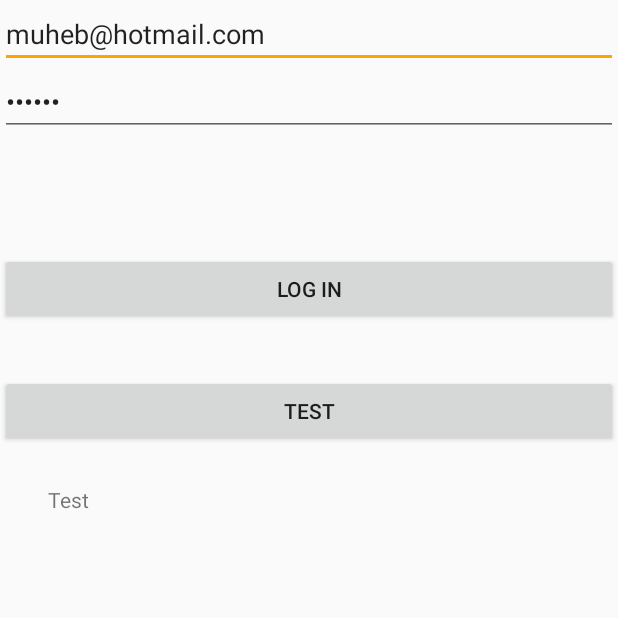
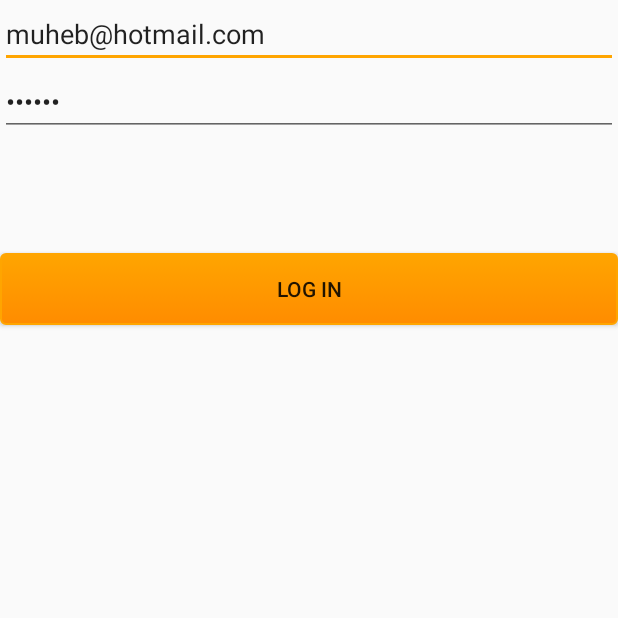
Before and after one commit to mmoshf17/TicketApp, an Android app: the LogInWindowActivity screen opened directly, with no data from a screen before it, on a phone screen of 412 x 824 dp, the top half of it. Run offline under Robolectric (Android 15) with nearby library versions, the phone set to English and light mode, and no system bars; network calls fail.

Commit message:
Ripple background for all buttons + DateTimeDialog background set to ripple

```diff
--- a/app/src/main/java/com/example/gvida/ticketapp2/MainMenuActivity.java
+++ b/app/src/main/java/com/example/gvida/ticketapp2/MainMenuActivity.java
@@ -259,7 +259,7 @@ public class MainMenuActivity extends AppCompatActivity implements DatePickerDia
 
 
 
-                DatePickerDialog datePickerDialog = new DatePickerDialog(MainMenuActivity.this, R.style.DialogTheme , MainMenuActivity.this, year, month, day);
+                DatePickerDialog datePickerDialog = new DatePickerDialog(MainMenuActivity.this, MainMenuActivity.this, year, month, day);
                 datePickerDialog.show();
 
             }
--- a/app/src/main/java/com/example/gvida/ticketapp2/SellActivity.java
+++ b/app/src/main/java/com/example/gvida/ticketapp2/SellActivity.java
@@ -166,7 +166,7 @@ public class SellActivity extends AppCompatActivity implements DatePickerDialog.
 
 
 
-             DatePickerDialog datePickerDialog = new DatePickerDialog(SellActivity.this, R.style.DialogTheme , SellActivity.this, year, month, day);
+             DatePickerDialog datePickerDialog = new DatePickerDialog(SellActivity.this , SellActivity.this, year, month, day);
              datePickerDialog.show();
 
           }
@@ -191,7 +191,7 @@ public class SellActivity extends AppCompatActivity implements DatePickerDialog.
         hour = c.get(Calendar.HOUR);
         minute = c.get(Calendar.MINUTE);
 
-        TimePickerDialog timePickerDialog = new TimePickerDialog(SellActivity.this, R.style.DialogTheme , SellActivity.this, hour, minute, true);
+        TimePickerDialog timePickerDialog = new TimePickerDialog(SellActivity.this , SellActivity.this, hour, minute, true);
         timePickerDialog.show();
 
 
--- a/app/src/main/res/layout/activity_main_menu.xml
+++ b/app/src/main/res/layout/activity_main_menu.xml
@@ -116,9 +116,11 @@
 
     <Button
         android:visibility="gone"
+        android:layout_marginLeft="5dp"
         android:layout_width="wrap_content"
         android:layout_height="wrap_content"
         android:id="@+id/departure_date"
+        android:background="@drawable/ripple"
         android:text="Departure Date"/>
 
     <TextView
@@ -140,6 +142,7 @@
                     android:layout_width="100dp"
                     android:layout_height="80dp"
                     android:onClick="btnSearch"
+                    android:background="@drawable/ripple"
                     android:text="@string/Search_button" />
 
             </LinearLayout>
--- a/app/src/main/res/layout/activity_ticketdetails.xml
+++ b/app/src/main/res/layout/activity_ticketdetails.xml
@@ -123,6 +123,7 @@
             android:id="@+id/SendCommentbtn"
             android:layout_width="wrap_content"
             android:layout_height="wrap_content"
+            android:background="@drawable/ripple"
             android:onClick="SendCommentButton">
         </Button>
 
--- a/app/src/main/res/layout/log_in_selection_window.xml
+++ b/app/src/main/res/layout/log_in_selection_window.xml
@@ -12,6 +12,7 @@
         android:layout_alignParentStart="true"
         android:layout_alignParentTop="true"
         android:layout_marginTop="19dp"
+        android:background="@drawable/ripple"
         android:text="@string/log_in_in_selection" />
 
     <Button
@@ -21,6 +22,7 @@
         android:layout_alignParentStart="true"
         android:layout_below="@+id/log_in_selection_window"
         android:layout_marginTop="20dp"
+        android:background="@drawable/ripple"
         android:text="@string/sign_up_in_selection" />
 
 
--- a/app/src/main/res/layout/log_in_window_activity.xml
+++ b/app/src/main/res/layout/log_in_window_activity.xml
@@ -44,24 +44,12 @@
         android:layout_height="wrap_content"
         android:layout_marginTop="33dp"
         android:onClick="loginBt"
+        android:background="@drawable/ripple"
         android:text="@string/log_in_user" />
 
-    <Button
-        android:id="@+id/btnTest"
-        android:layout_width="match_parent"
-        android:layout_height="wrap_content"
-        android:layout_marginTop="33dp"
-        android:onClick="loginTest"
-        android:text="test"
-        />
 
-    <TextView
-        android:id="@+id/lbltest"
-        android:layout_width="wrap_content"
-        android:layout_height="wrap_content"
-        android:layout_marginStart="32dp"
-        android:layout_marginTop="25dp"
-        android:text="Test"/>
+
+
 
 
 
--- a/app/src/main/res/layout/sign_up_window_activity.xml
+++ b/app/src/main/res/layout/sign_up_window_activity.xml
@@ -82,6 +82,7 @@
         android:layout_alignParentBottom="true"
         android:layout_marginBottom="18dp"
         android:onClick="signupBt"
+        android:background="@drawable/ripple"
         android:text="@string/sign_up_in_selection" />
 
     <TextView
```
Also changed, not shown: app/src/main/java/com/example/gvida/ticketapp2/LogInWindowActivity.java (+1 -12 lines), app/src/main/java/com/example/gvida/ticketapp2/TicketDetails.java (+3 -22 lines).
